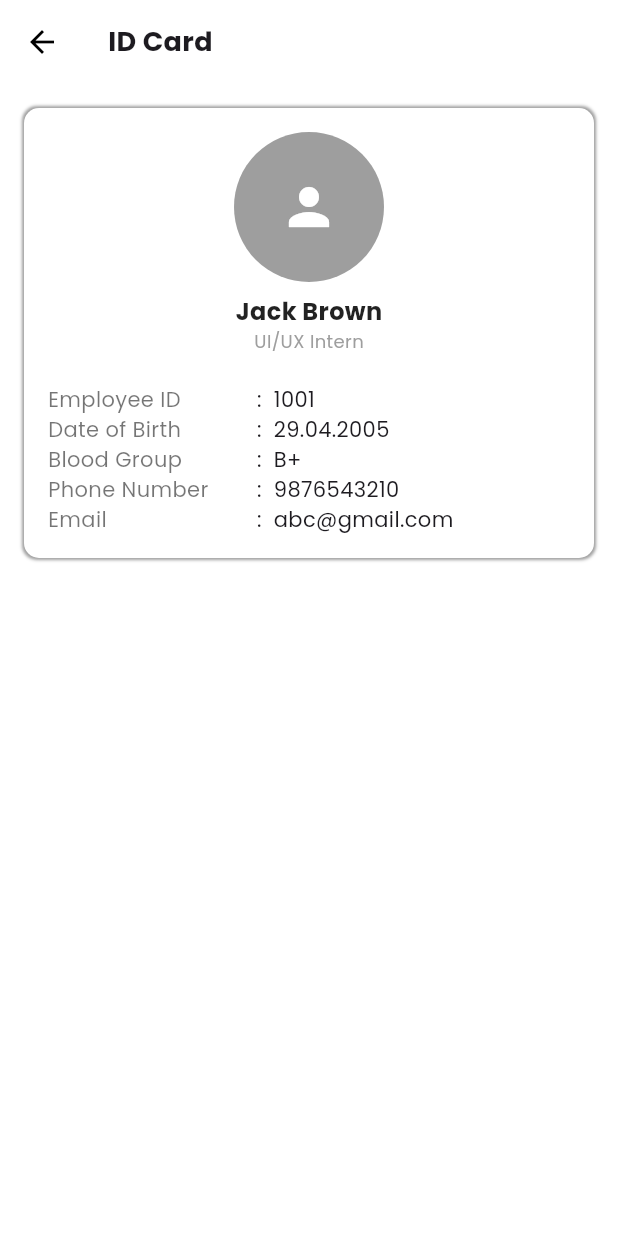
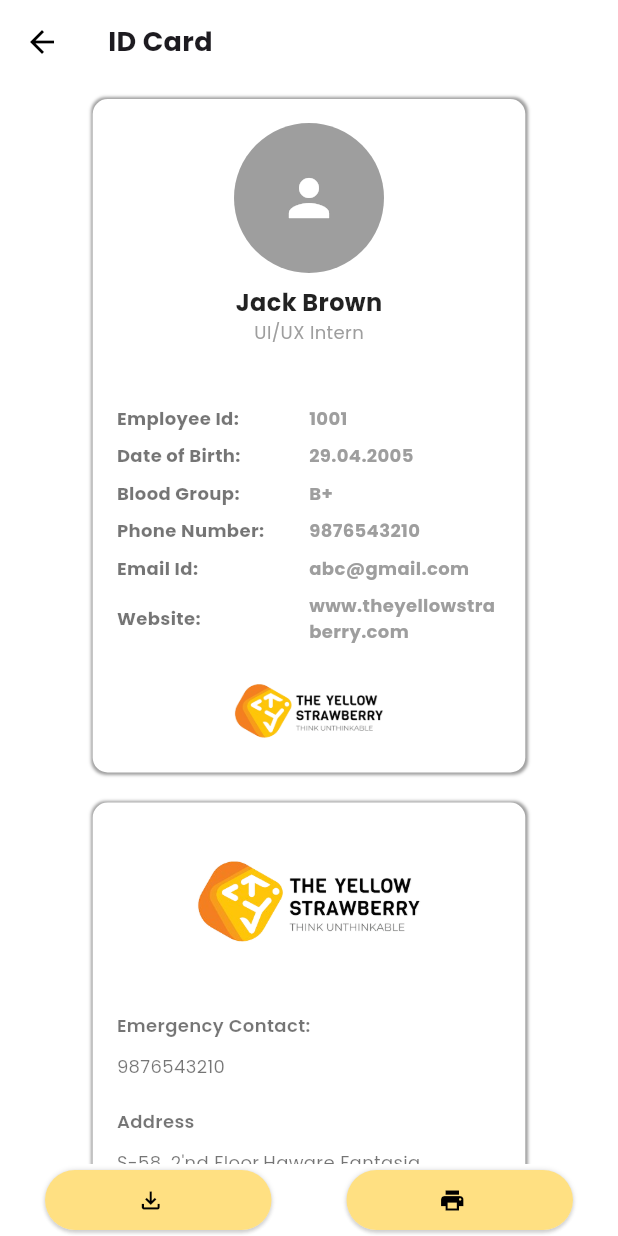
Before and after one commit to RN4545/tys_user_attendance, a Flutter app: the ScreenIdCard screen opened by its route, on a phone screen of 412 x 824 dp. Run offline on Flutter 3.47's test engine with Material 3 defaults, Android fonts, the phone set to English and light mode, and no system bars; drawn by our look-alikes of screenshot; our stand-ins replace cached_network_image, device_info_plus, get, google_fonts, image_gallery_saver, percent_indicator and 3 more; missing offline and left inert: in_app_notification; accounts and stored records are empty.

Commit message:
download image

```diff
--- /dev/null
+++ b/lib/app/customWidget/customBuildDetailRow.dart
@@ -0,0 +1,36 @@
+import 'package:flutter/material.dart';
+import 'package:get/get.dart';
+
+import '../utils/AppFont.dart';
+
+class CustomBuildDetailRow extends StatelessWidget {
+  final String? labelText;
+  final String? labelValue;
+
+  const CustomBuildDetailRow({super.key, this.labelValue, this.labelText});
+
+  @override
+  Widget build(BuildContext context) {
+    return Row(
+      children: [
+        Expanded(
+          flex: 2,
+          child: Text(
+            labelText ?? "",
+            style: Get.textTheme.bodyMedium!
+                .copyWith(fontSize: font14, color: Colors.black54),
+          ),
+        ),
+        Expanded(
+          flex: 3,
+          child: Text(
+            labelValue ?? "",
+            style: Get.textTheme.bodyMedium!.copyWith(
+              fontSize: font14,
+            ),
+          ),
+        ),
+      ],
+    );
+  }
+}
--- a/lib/app/customWidget/customElevatedButton.dart
+++ b/lib/app/customWidget/customElevatedButton.dart
@@ -11,6 +11,8 @@ class CustomElevatedButton extends StatelessWidget {
   final String? btnText;
   final Color? primaryColor;
   final Size? btnSize;
+  final bool? showIcon;
+  final Icon? icon;
   final double? fontSize;
   final BorderRadiusGeometry? borderRadius;
   final bool? isDisable;
@@ -19,8 +21,10 @@ class CustomElevatedButton extends StatelessWidget {
   const CustomElevatedButton(
       {super.key,
         this.iconData,
+        this.icon,
         this.onTap,
         this.btnText,
+        this.showIcon =false,
         this.primaryColor,
         this.borderRadius,
         this.btnSize,
--- /dev/null
+++ b/lib/app/customWidget/customIdCardBack.dart
@@ -0,0 +1,111 @@
+import 'package:flutter/material.dart';
+import 'package:get/get.dart';
+import 'package:tys_user_attendance/app/utils/AppFont.dart';
+
+class CustomIdCardBack extends StatelessWidget {
+  final double? borderRadius;
+  final Color? containerColor;
+  final String? imageString;
+  final String? emergencyContact;
+  final String? contactNo;
+  final String? addressLabel;
+  final String? detailAddress;
+
+  const CustomIdCardBack(
+      {super.key,
+      this.borderRadius,
+      this.containerColor,
+      this.imageString,
+      this.contactNo,
+      this.addressLabel,
+      this.detailAddress,
+      this.emergencyContact});
+
+  @override
+  Widget build(BuildContext context) {
+    return Container(
+      padding: const EdgeInsets.all(16.0),
+      width: MediaQuery.of(context).size.width * 0.7,
+      decoration: BoxDecoration(
+        color: containerColor ?? Colors.white,
+        borderRadius: BorderRadius.circular(borderRadius ?? 10.0),
+        boxShadow: const [
+          BoxShadow(
+            spreadRadius: 1,
+            color: Colors.grey,
+            blurRadius: 1,
+            offset: Offset(0.2, 0.2),
+          ),
+        ],
+      ),
+      child: Column(
+        mainAxisSize: MainAxisSize.min,
+        mainAxisAlignment: MainAxisAlignment.start,
+        crossAxisAlignment: CrossAxisAlignment.start,
+        children: [
+          Center(
+            child: Image.asset(
+              imageString ?? "",
+              height: 100.0,
+              width: 150.0,
+              fit: BoxFit.contain,
+            ),
+          ),
+          const SizedBox(
+            height: 24.0,
+          ),
+          Text(
+            emergencyContact ?? "",
+            style: Get.textTheme.bodyMedium!.copyWith(
+                color: Colors.black54,
+                fontSize: font12,
+                fontWeight: FontWeight.w600),
+          ),
+          const SizedBox(
+            height: 10.0,
+          ),
+          Text(
+            contactNo ?? "",
+            style: Get.textTheme.bodyMedium!.copyWith(
+              color: Colors.black54,
+              fontSize: font12,
+            ),
+          ),
+          const SizedBox(
+            height: 20.0,
+          ),
+          Text(
+            addressLabel ?? "",
+            style: Get.textTheme.bodyMedium!.copyWith(
+                color: Colors.black54,
+                fontSize: font12,
+                fontWeight: FontWeight.w600),
+          ),
+          const SizedBox(
+            height: 10.0,
+          ),
+          Text(
+            detailAddress ?? "",
+            style: Get.textTheme.bodyMedium!.copyWith(
+              color: Colors.black54,
+              fontSize: font12,
+            ),
+          ),
+          const SizedBox(
+            height: 30.0,
+          ),
+          Center(
+            child: Padding(
+              padding: const EdgeInsets.only(bottom: 20.0),
+              child: Image.asset(
+                "assets/images/tys_qr_img.png",
+                fit: BoxFit.cover,
+                width: 150.0,
+              ),
+            ),
+          )
+        ],
+      ),
+    );
+  }
+}
--- /dev/null
+++ b/lib/app/customWidget/customIdCardFront.dart
@@ -0,0 +1,113 @@
+import 'package:flutter/material.dart';
+import '../utils/AppFont.dart';
+import 'customProfile.dart';
+import 'package:get/get.dart';
+
+class CustomIdCardFront extends StatelessWidget {
+  final double? borderRadius;
+  final Color? containerColor;
+  final Color? boxShadowColor;
+  final Widget? buildRowWidget;
+  final String? imageString;
+
+  const CustomIdCardFront({
+    super.key,
+    this.borderRadius,
+    this.buildRowWidget,
+    this.containerColor,
+    this.boxShadowColor,
+    this.imageString,
+  });
+
+  @override
+  Widget build(BuildContext context) {
+    return Center(
+      child: Container(
+        width: MediaQuery.of(context).size.width * 0.7,
+        padding: const EdgeInsets.all(16.0),
+        decoration: BoxDecoration(
+          color: containerColor ?? Colors.white,
+          borderRadius: BorderRadius.circular(borderRadius ?? 10.0),
+          boxShadow: [
+            BoxShadow(
+              color: boxShadowColor ?? Colors.grey,
+              blurRadius: 1,
+              spreadRadius: 1,
+              offset: const Offset(0.2, 0.2),
+            ),
+          ],
+        ),
+        child: Column(
+          mainAxisSize: MainAxisSize.min,
+          children: [
+            const CustomProfile(
+              employeeName: "Jack Brown",
+              employeePosition: "UI/UX Intern",
+            ),
+            const SizedBox(
+              height: 40.0,
+            ),
+            _buildDetailRow("Employee Id", "1001"),
+            const SizedBox(
+              height: 8.0,
+            ),
+            _buildDetailRow("Date of Birth", "29.04.2005"),
+            const SizedBox(
+              height: 8.0,
+            ),
+            _buildDetailRow("Blood Group", "B+"),
+            const SizedBox(
+              height: 8.0,
+            ),
+            _buildDetailRow("Phone Number", "9876543210"),
+            const SizedBox(
+              height: 8.0,
+            ),
+            _buildDetailRow("Email Id", "abc@gmail.com"),
+            const SizedBox(
+              height: 8.0,
+            ),
+            _buildDetailRow("Website", "www.theyellowstraberry.com"),
+            const SizedBox(
+              height: 20.0,
+            ),
+            Image.asset(
+              imageString ?? "",
+              height: 50.0,
+              width: 100.0,
+            ),
+          ],
+        ),
+      ),
+    );
+  }
+
+  Widget _buildDetailRow(String label, String value) {
+    return Row(
+      children: [
+        Expanded(
+          flex: 3,
+          child: Text(
+            softWrap: true,
+            "$label:",
+            style: Get.textTheme.bodyMedium!.copyWith(
+                fontSize: font12,
+                color: Colors.black54,
+                fontWeight: FontWeight.bold),
+          ),
+        ),
+        Expanded(
+          flex: 3,
+          child: Text(
+            softWrap: true,
+            "${value}",
+            style: Get.textTheme.bodyMedium!.copyWith(
+                fontSize: font12,
+                color: Colors.grey,
+                fontWeight: FontWeight.bold),
+          ),
+        ),
+      ],
+    );
+  }
+}
--- a/lib/app/modules/screen_id_card_module/screen_id_card.dart
+++ b/lib/app/modules/screen_id_card_module/screen_id_card.dart
@@ -1,5 +1,10 @@
 import 'package:flutter/material.dart';
 import 'package:get/get.dart';
+import 'package:screenshot/screenshot.dart';
+import 'package:tys_user_attendance/app/customWidget/customBuildDetailRow.dart';
+import 'package:tys_user_attendance/app/customWidget/customElevatedButton.dart';
+import 'package:tys_user_attendance/app/customWidget/customIdCardBack.dart';
+import 'package:tys_user_attendance/app/customWidget/customIdCardFront.dart';
 import 'package:tys_user_attendance/app/customWidget/customProfile.dart';
 import 'package:tys_user_attendance/app/modules/screen_id_card_module/screen_id_card_controller.dart';
 import 'package:tys_user_attendance/app/utils/AppFont.dart';
@@ -11,6 +16,8 @@ class ScreenIdCard extends GetView<ScreenIdCardController> {
 
   @override
   Widget build(BuildContext context) {
+    // final frontKey = GlobalKey();
+    // final backKey = GlobalKey();
     return Scaffold(
       appBar: AppBar(
         title: Text(
@@ -20,17 +27,22 @@ class ScreenIdCard extends GetView<ScreenIdCardController> {
         ),
       ),
       body: _body(),
+      bottomNavigationBar: _downloadBtns(context),
     );
   }
 
   Widget _body() {
     return SingleChildScrollView(
       child: Padding(
-        padding: const EdgeInsets.all(16.0),
+        padding: const EdgeInsets.all(10.0),
         child: Column(
           mainAxisSize: MainAxisSize.min,
           children: [
             _profileFront(),
+            const SizedBox(
+              height: 20.0,
+            ),
+            _profileBack(),
           ],
         ),
       ),
@@ -38,63 +50,75 @@ class ScreenIdCard extends GetView<ScreenIdCardController> {
   }
 
   Widget _profileFront() {
-    return Center(
-      child: Container(
-        padding: const EdgeInsets.all(16.0),
-        decoration: BoxDecoration(
-          boxShadow: const [
-            BoxShadow(
-                color: Colors.grey,
-                blurRadius: 1,
-                spreadRadius: 1,
-                offset: Offset(0.2, 0.2))
-          ],
-          borderRadius: BorderRadius.circular(10.0),
-          color: Colors.white,
+    return const Column(
+      mainAxisSize: MainAxisSize.min,
+      mainAxisAlignment: MainAxisAlignment.start,
+      crossAxisAlignment: CrossAxisAlignment.start,
+      children: [
+         CustomIdCardFront(
+          imageString: "assets/images/tys_new_logo.png",
         ),
-        child: Column(
-          mainAxisSize: MainAxisSize.min,
-          children: [
-            const CustomProfile(
-              employeeName: "Jack Brown",
-              employeePosition: "UI/UX Intern",
-            ),
-            const SizedBox(height: 20.0),
-            _buildDetailRow("Employee ID", "1001"),
-            _buildDetailRow("Date of Birth", "29.04.2005"),
-            _buildDetailRow("Blood Group", "B+"),
-            _buildDetailRow("Phone Number", "9876543210"),
-            _buildDetailRow("Email", "abc@gmail.com"),
-          ],
-        ),
-      ),
+      ],
     );
   }
 
-  Widget _buildDetailRow(String label, String value) {
-    return Row(
+  Widget _profileBack() {
+    return  Column(
+      mainAxisSize: MainAxisSize.min,
+      mainAxisAlignment: MainAxisAlignment.start,
+      crossAxisAlignment: CrossAxisAlignment.start,
       children: [
-        Expanded(
-          flex: 2,
-          child: Text(
-            "$label",
-            style: Get.textTheme.bodyMedium!.copyWith(
-              fontSize: font14,
-              color: Colors.black54
-            ),
-          ),
-        ),
-        Expanded(
-          flex: 3,
-          child: Text(
-            ":  ${value}",
-
-            style: Get.textTheme.bodyMedium!.copyWith(
-              fontSize: font14,
-            ),
+        Screenshot(
+          controller : controller.screenshotController,
+          child: const CustomIdCardBack(
+            emergencyContact: "Emergency Contact:",
+            contactNo: "9876543210",
+            addressLabel: "Address",
+            detailAddress:
+                "S-58, 2'nd Floor,Haware Fantasia Business Park,Sector 30A,Vashi,Near Inorbit Mall,Navi Mumbai -400703",
+            imageString: "assets/images/tys_new_logo.png",
           ),
         ),
       ],
     );
   }
+
+  Widget _downloadBtns(BuildContext context) {
+    return Padding(
+      padding: const EdgeInsets.only(right: 30.0, left: 30.0),
+      child: Row(
+        children: [
+          Expanded(
+            child: CustomElevatedButton(
+              iconData: const Icon(
+                Icons.file_download_outlined,
+                color: Colors.black,
+              ),
+              onTap: ()  {
+               controller.captureAndSave(context);
+              },
+              primaryColor: Colors.amber.shade200,
+              btnText: "",
+              btnSize: Size(MediaQuery.of(context).size.width * 0.3, 40.0),
+            ),
+          ),
+          const SizedBox(
+            width: 50.0,
+          ),
+          Expanded(
+            child: CustomElevatedButton(
+              iconData: const Icon(
+                Icons.print,
+                color: Colors.black,
+              ),
+              onTap: () {},
+              btnText: "",
+              primaryColor: Colors.amber.shade200,
+              btnSize: Size(MediaQuery.of(context).size.width * 0.3, 40.0),
+            ),
+          ),
+        ],
+      ),
+    );
+  }
 }
--- a/lib/app/modules/screen_id_card_module/screen_id_card_controller.dart
+++ b/lib/app/modules/screen_id_card_module/screen_id_card_controller.dart
@@ -1,5 +1,109 @@
+import 'dart:io';
+import 'dart:typed_data';
+import 'package:device_info_plus/device_info_plus.dart';
 import 'package:flutter/material.dart';
 import 'package:get/get.dart';
-class ScreenIdCardController extends GetxController{
+import 'package:image_gallery_saver/image_gallery_saver.dart';
+import 'package:permission_handler/permission_handler.dart';
+import 'package:screenshot/screenshot.dart';
 
+class ScreenIdCardController extends GetxController {
+  final ScreenshotController screenshotController = ScreenshotController();
+
+  /// Request permission based on Android version
+  Future<bool> requestPermission(BuildContext context) async {
+    if (Platform.isAndroid) {
+      try {
+        DeviceInfoPlugin deviceInfo = DeviceInfoPlugin();
+        AndroidDeviceInfo androidInfo = await deviceInfo.androidInfo;
+        int sdkInt = androidInfo.version.sdkInt;
+
+        print("Android SDK version: $sdkInt");
+
+        if (sdkInt >= 33) { // Android 13+
+          var photosPermission = await Permission.photos.status;
+          print("Photos permission status: $photosPermission");
+
+          if (photosPermission.isDenied) {
+            photosPermission = await Permission.photos.request();
+            print("Photos permission after request: $photosPermission");
+          }
+
+          if (photosPermission.isGranted) {
+            return true;
+          } else if (photosPermission.isPermanentlyDenied) {
+            // _showPermissionDialog();
+            return false;
+          }
+        } else {
+          var storagePermission = await Permission.storage.status;
+          print("Storage permission status: $storagePermission");
+
+          if (storagePermission.isDenied) {
+            storagePermission = await Permission.storage.request();
+            print("Storage permission after request: $storagePermission");
+          }
+
+          if (storagePermission.isGranted) {
+            return true;
+          } else if (storagePermission.isPermanentlyDenied) {
+            ScaffoldMessenger.of(context).showSnackBar(
+              const SnackBar(content: Text("Permission denied. Cannot save image.")),
+            );            // _showPermissionDialog();
+            return false;
+          }
+        }
+      } catch (e) {
+        print("Error checking permissions: $e");
+        return false;
+      }
+    } else if (Platform.isIOS) {
+      var photosPermission = await Permission.photos.status;
+      if (photosPermission.isDenied) {
+        photosPermission = await Permission.photos.request();
+      }
+      return photosPermission.isGranted;
+    }
+
+    return false;
+  }
+
+
+  Future<void> captureAndSave(BuildContext context) async {
+    try {
+      bool hasPermission = await requestPermission(context);
+
+      if (!hasPermission) {
+        ScaffoldMessenger.of(context).showSnackBar(
+          const SnackBar(content: Text("Permission denied. Cannot save image.")),
+        );
+        return;
+      }
+
+      Uint8List? imageBytes = await screenshotController.capture();
+
+      if (imageBytes != null) {
+        final result = await ImageGallerySaver.saveImage(
+          imageBytes,
+          name: "widget_capture_${DateTime.now().millisecondsSinceEpoch}",
+          quality: 100,
+        );
+
+        print("Image saved: $result");
+        ScaffoldMessenger.of(context).showSnackBar(
+          const SnackBar(content: Text("Screenshot saved to gallery.")),
+        );
+      } else {
+        print("Capture failed");
+        ScaffoldMessenger.of(context).showSnackBar(
+          const SnackBar(content: Text("Failed to capture image.")),
+        );
+      }
+    } catch (e) {
+      print("Error: $e");
+      ScaffoldMessenger.of(context).showSnackBar(
+        SnackBar(content: Text("Error saving image: $e")),
+      );
+    }
+  }
 }
```
Also changed, not shown: pubspec.yaml (+10 -2 lines), assets/images/tys_qr_img.png (added), pubspec.lock, 3 other files.
